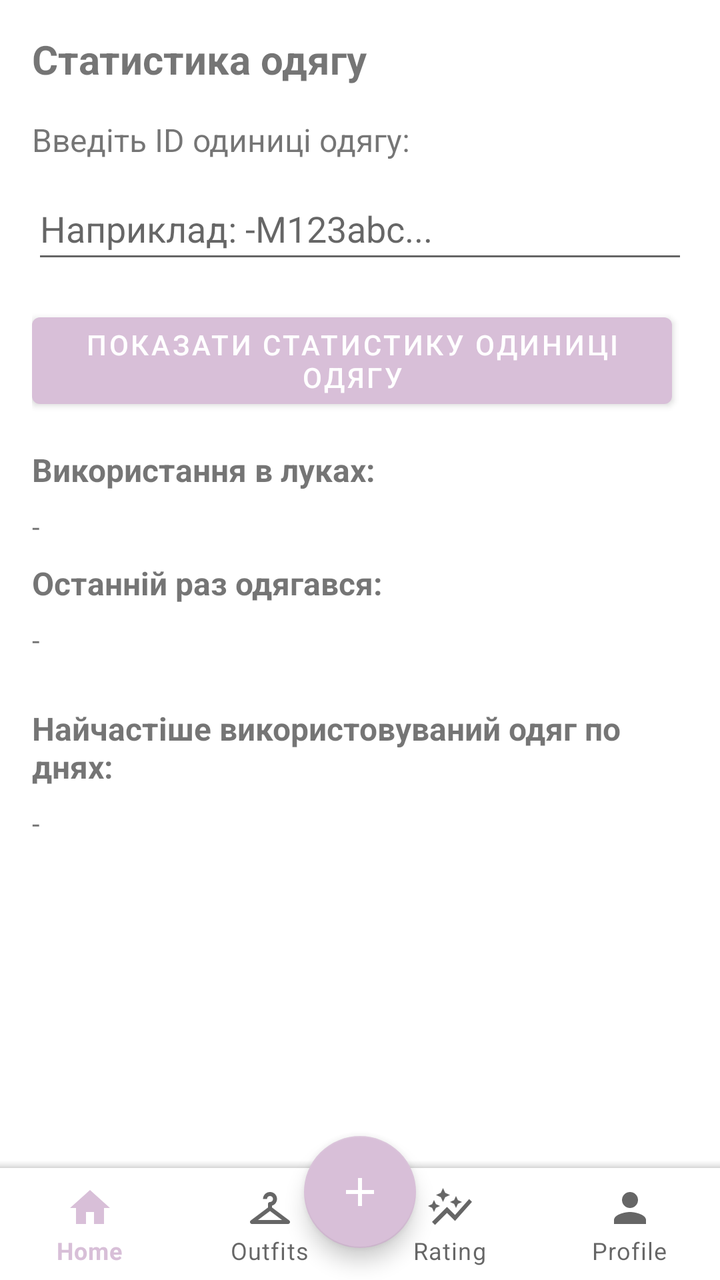
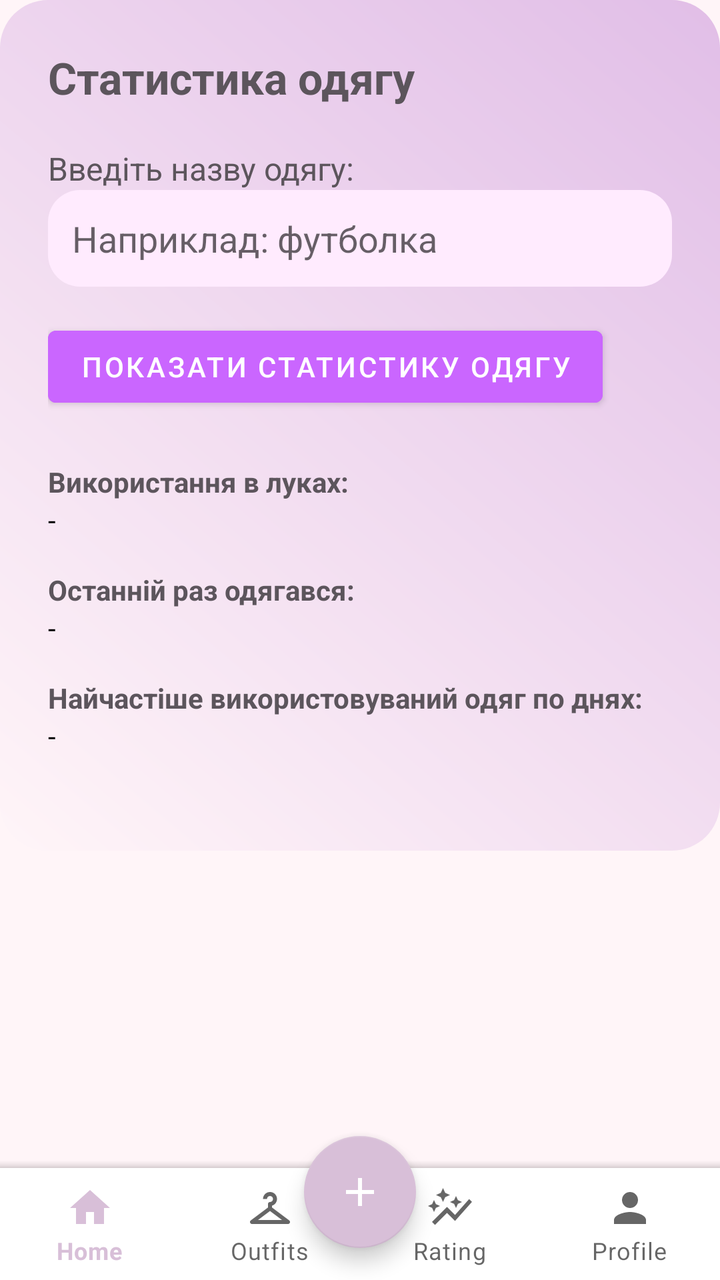

An Android layout rendered at two revisions. The XML below is the earlier revision; the diff shows what the commit changed to produce the second picture.
<!-- AndroidManifest.xml: application theme Theme.CreateWardrobe -->
<!-- res/layout/activity_rating.xml -->
<?xml version="1.0" encoding="utf-8"?>
<androidx.constraintlayout.widget.ConstraintLayout xmlns:android="http://schemas.android.com/apk/res/android"
    xmlns:app="http://schemas.android.com/apk/res-auto"
    xmlns:tools="http://schemas.android.com/tools"
    android:id="@+id/main"
    android:layout_width="match_parent"
    android:layout_height="match_parent">

    <ScrollView
        android:id="@+id/scrollView2"
        android:layout_width="0dp"
        android:layout_height="0dp"
        app:layout_constraintBottom_toTopOf="@+id/bottom_app_bar"
        app:layout_constraintEnd_toEndOf="parent"
        app:layout_constraintStart_toStartOf="parent"
        app:layout_constraintTop_toTopOf="parent">

        <LinearLayout
            android:layout_width="match_parent"
            android:layout_height="wrap_content"
            android:orientation="vertical"
            android:padding="16dp">

            <TextView
                android:layout_width="wrap_content"
                android:layout_height="wrap_content"
                android:layout_marginBottom="16dp"
                android:text="Статистика одягу"
                android:textSize="20sp"
                android:textStyle="bold" />

            <TextView
                android:layout_width="wrap_content"
                android:layout_height="wrap_content"
                android:layout_marginBottom="8dp"
                android:text="Введіть ID одиниці одягу:"
                android:textSize="16sp" />

            <EditText
                android:id="@+id/editTextItemId"
                android:layout_width="match_parent"
                android:layout_height="wrap_content"
                android:layout_marginBottom="16dp"
                android:hint="Наприклад: -M123abc..."
                android:minHeight="48dp" />

            <Button
                android:id="@+id/buttonShowItemStats"
                android:layout_width="wrap_content"
                android:layout_height="wrap_content"
                android:layout_marginBottom="16dp"
                android:text="Показати статистику одиниці одягу" />

            <TextView
                android:layout_width="wrap_content"
                android:layout_height="wrap_content"
                android:layout_marginBottom="8dp"
                android:text="Використання в луках:"
                android:textSize="16sp"
                android:textStyle="bold" />

            <TextView
                android:id="@+id/textViewItemLooks"
                android:layout_width="wrap_content"
                android:layout_height="wrap_content"
                android:layout_marginBottom="8dp"
                android:text="-" />

            <TextView
                android:layout_width="wrap_content"
                android:layout_height="wrap_content"
                android:layout_marginBottom="8dp"
                android:text="Останній раз одягався:"
                android:textSize="16sp"
                android:textStyle="bold" />

            <TextView
                android:id="@+id/textViewLastWornDate"
                android:layout_width="wrap_content"
                android:layout_height="wrap_content"
                android:layout_marginBottom="24dp"
                android:text="-" />

            <TextView
                android:layout_width="wrap_content"
                android:layout_height="wrap_content"
                android:layout_marginBottom="8dp"
                android:text="Найчастіше використовуваний одяг по днях:"
                android:textSize="16sp"
                android:textStyle="bold" />

            <TextView
                android:id="@+id/textViewMostUsedByDay"
                android:layout_width="wrap_content"
                android:layout_height="wrap_content"
                android:text="-" />

        </LinearLayout>

    </ScrollView>

    <com.google.android.material.floatingactionbutton.FloatingActionButton
        android:id="@+id/fab"
        android:layout_width="wrap_content"
        android:layout_height="wrap_content"
        android:layout_margin="16dp"
        android:clickable="true"
        android:focusable="true"
        app:backgroundTint="@color/pink"
        app:layout_anchor="@id/bottom_app_bar"
        app:layout_anchorGravity="center"
        app:layout_constraintBottom_toBottomOf="parent"
        app:layout_constraintEnd_toEndOf="parent"
        app:layout_constraintStart_toStartOf="parent"
        app:srcCompat="@drawable/baseline_add_24"
        app:tint="@color/white"
        tools:ignore="SpeakableTextPresentCheck" />

    <com.google.android.material.bottomappbar.BottomAppBar
        android:id="@+id/bottom_app_bar"
        android:layout_width="match_parent"
        android:layout_height="wrap_content"
        android:background="@color/white"
        app:contentInsetEnd="0dp"
        app:contentInsetStart="0dp"
        app:fabCradleMargin="10dp"
        app:fabCradleRoundedCornerRadius="50dp"
        app:layout_constraintBottom_toBottomOf="parent"
        app:layout_constraintEnd_toEndOf="parent"
        app:layout_constraintStart_toStartOf="parent"
        tools:ignore="BottomAppBar">

        <com.google.android.material.bottomnavigation.BottomNavigationView
            android:id="@+id/bottom_navigation"
            android:layout_width="match_parent"
            android:layout_height="wrap_content"
            android:background="@android:color/white"
            app:itemRippleColor="@android:color/transparent"
            app:labelVisibilityMode="labeled"
            app:menu="@menu/bottom_menu" />
    </com.google.android.material.bottomappbar.BottomAppBar>

</androidx.constraintlayout.widget.ConstraintLayout>
<!-- resources referenced by this layout -->
<resources>
  <color name="pink">#D8BFD8</color>
  <color name="white">#FFFFFFFF</color>
  <!-- drawable baseline_add_24 (drawable) -->
  <vector xmlns:android="http://schemas.android.com/apk/res/android" android:height="24dp" android:tint="#000000" android:viewportHeight="24" android:viewportWidth="24" android:width="24dp">
        
      <path android:fillColor="@android:color/white" android:pathData="M19,13h-6v6h-2v-6H5v-2h6V5h2v6h6v2z"/>
      
  </vector>
  <style name="Theme.CreateWardrobe" parent="Base.Theme.CreateWardrobe" />
  <style name="Base.Theme.CreateWardrobe" parent="Theme.MaterialComponents.DayNight.NoActionBar">
          <item name="colorPrimary">@color/pink</item>
          <item name="colorPrimaryVariant">@color/pink</item>
          <item name="colorOnPrimary">@android:color/white</item>
      </style>
</resources>

<!-- the commit's change to res/layout/activity_rating.xml (unified diff, before → after) -->
@@ -4,99 +4,106 @@
     xmlns:tools="http://schemas.android.com/tools"
     android:id="@+id/main"
     android:layout_width="match_parent"
-    android:layout_height="match_parent">
+    android:layout_height="match_parent"
+    android:background="@color/pink_light"
+    tools:context=".Rating">
 
     <ScrollView
         android:id="@+id/scrollView2"
         android:layout_width="0dp"
         android:layout_height="0dp"
+        app:layout_constraintTop_toTopOf="parent"
         app:layout_constraintBottom_toTopOf="@+id/bottom_app_bar"
-        app:layout_constraintEnd_toEndOf="parent"
         app:layout_constraintStart_toStartOf="parent"
-        app:layout_constraintTop_toTopOf="parent">
+        app:layout_constraintEnd_toEndOf="parent">
 
         <LinearLayout
             android:layout_width="match_parent"
             android:layout_height="wrap_content"
             android:orientation="vertical"
-            android:padding="16dp">
+            android:padding="24dp"
+            android:background="@drawable/rounded_pink_box">
 
             <TextView
                 android:layout_width="wrap_content"
                 android:layout_height="wrap_content"
-                android:layout_marginBottom="16dp"
                 android:text="Статистика одягу"
-                android:textSize="20sp"
-                android:textStyle="bold" />
+                android:textSize="22sp"
+                android:textStyle="bold"
+                android:textColor="@color/pink_dark"
+                android:layout_marginBottom="20dp" />
 
             <TextView
                 android:layout_width="wrap_content"
                 android:layout_height="wrap_content"
-                android:layout_marginBottom="8dp"
-                android:text="Введіть ID одиниці одягу:"
-                android:textSize="16sp" />
+                android:text="Введіть назву одягу:"
+                android:textSize="16sp"
+                android:textColor="@color/pink_dark" />
 
             <EditText
                 android:id="@+id/editTextItemId"
                 android:layout_width="match_parent"
                 android:layout_height="wrap_content"
+                android:hint="Наприклад: футболка"
+                android:minHeight="48dp"
+                android:background="@drawable/rounded_edittext"
+                android:padding="12dp"
                 android:layout_marginBottom="16dp"
-                android:hint="Наприклад: -M123abc..."
-                android:minHeight="48dp" />
-
-            <Button
-                android:id="@+id/buttonShowItemStats"
-                android:layout_width="wrap_content"
-                android:layout_height="wrap_content"
-                android:layout_marginBottom="16dp"
-                android:text="Показати статистику одиниці одягу" />
+                android:textColor="@color/black" /> <Button
+            android:id="@+id/buttonShowItemStats"
+            android:layout_width="wrap_content"
+            android:layout_height="wrap_content"
+            android:text="Показати статистику одягу"
+            android:backgroundTint="@color/pink_accent"
+            android:textColor="@android:color/white"
+            android:layout_marginBottom="24dp" />
 
             <TextView
                 android:layout_width="wrap_content"
                 android:layout_height="wrap_content"
-                android:layout_marginBottom="8dp"
                 android:text="Використання в луках:"
-                android:textSize="16sp"
-                android:textStyle="bold" />
+                android:textStyle="bold"
+                android:textColor="@color/pink_dark" />
 
             <TextView
                 android:id="@+id/textViewItemLooks"
                 android:layout_width="wrap_content"
                 android:layout_height="wrap_content"
-                android:layout_marginBottom="8dp"
-                android:text="-" />
+                android:text="-"
+                android:layout_marginBottom="16dp"
+                android:textColor="@color/black" />
 
             <TextView
                 android:layout_width="wrap_content"
                 android:layout_height="wrap_content"
-                android:layout_marginBottom="8dp"
                 android:text="Останній раз одягався:"
-                android:textSize="16sp"
-                android:textStyle="bold" />
+                android:textStyle="bold"
+                android:textColor="@color/pink_dark" />
 
             <TextView
                 android:id="@+id/textViewLastWornDate"
                 android:layout_width="wrap_content"
                 android:layout_height="wrap_content"
-                android:layout_marginBottom="24dp"
-                android:text="-" />
+                android:text="-"
+                android:layout_marginBottom="16dp"
+                android:textColor="@color/black" />
 
             <TextView
                 android:layout_width="wrap_content"
                 android:layout_height="wrap_content"
-                android:layout_marginBottom="8dp"
                 android:text="Найчастіше використовуваний одяг по днях:"
-                android:textSize="16sp"
-                android:textStyle="bold" />
+                android:textStyle="bold"
+                android:textColor="@color/pink_dark" />
 
             <TextView
                 android:id="@+id/textViewMostUsedByDay"
                 android:layout_width="wrap_content"
                 android:layout_height="wrap_content"
-                android:text="-" />
+                android:text="-"
+                android:layout_marginBottom="24dp"
+                android:textColor="@color/black" />
 
         </LinearLayout>
-
     </ScrollView>
 
     <com.google.android.material.floatingactionbutton.FloatingActionButton
<!-- resource entries referenced after the edit -->
@@ -1,6 +1,10 @@
 <!-- resources referenced by this layout -->
 <resources>
+  <color name="black">#FF000000</color>
   <color name="pink">#D8BFD8</color>
+  <color name="pink_accent">#ca66ff</color>
+  <color name="pink_dark">#5c555c</color>
+  <color name="pink_light">#FFF5F8</color>
   <color name="white">#FFFFFFFF</color>
   <!-- drawable baseline_add_24 (drawable) -->
   <vector xmlns:android="http://schemas.android.com/apk/res/android" android:height="24dp" android:tint="#000000" android:viewportHeight="24" android:viewportWidth="24" android:width="24dp">
@@ -8,7 +12,26 @@
       <path android:fillColor="@android:color/white" android:pathData="M19,13h-6v6h-2v-6H5v-2h6V5h2v6h6v2z"/>
       
   </vector>
+  <!-- drawable rounded_edittext (drawable) -->
+  <shape xmlns:android="http://schemas.android.com/apk/res/android"
+      android:shape="rectangle">
+      <solid android:color="@color/peach" />
+      <corners android:radius="16dp" />
+      <padding android:left="12dp" android:top="12dp" android:right="12dp" android:bottom="12dp" />
+  </shape>
+  <!-- drawable rounded_pink_box (drawable) -->
+  <shape xmlns:android="http://schemas.android.com/apk/res/android"
+      android:shape="rectangle">
+      <gradient
+          android:startColor="@color/pink_light"
+          android:endColor="@color/lavender"
+          android:angle="45"/>
+      <corners android:radius="24dp" />
+      <padding android:left="16dp" android:top="16dp" android:right="16dp" android:bottom="16dp" />
+  </shape>
   <style name="Theme.CreateWardrobe" parent="Base.Theme.CreateWardrobe" />
+  <color name="peach">#ffebfe</color>
+  <color name="lavender">#E1BEE7</color>
   <style name="Base.Theme.CreateWardrobe" parent="Theme.MaterialComponents.DayNight.NoActionBar">
           <item name="colorPrimary">@color/pink</item>
           <item name="colorPrimaryVariant">@color/pink</item>
